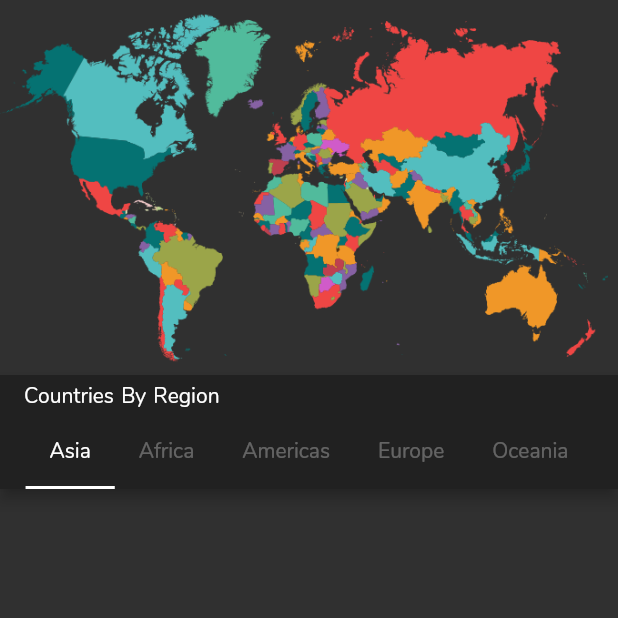
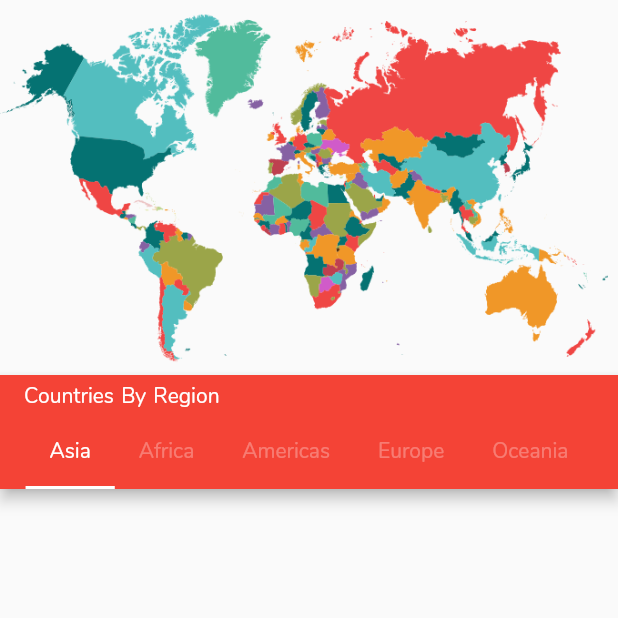
Before and after one commit to ishaileshmishra/flutter_app_boundries, a Flutter app: the screen it shows after launch, on a phone screen of 412 x 824 dp, the top half of it. Run offline on Flutter 3.47's test engine with Material 2 defaults, Android fonts, the phone set to English and light mode, and no system bars; our stand-ins replace flip_card, flutter_svg; network calls fail.

Commit message:
UI restructured

```diff
--- a/lib/main.dart
+++ b/lib/main.dart
@@ -11,8 +11,8 @@ class MyApp extends StatelessWidget {
       title: 'Flutter Demo',
       debugShowCheckedModeBanner: false,
       theme: ThemeData(
-          primarySwatch: Colors.blue,
-          brightness: Brightness.dark,
+          primarySwatch: Colors.red,
+          brightness: Brightness.light,
           fontFamily: 'nunito'
       ),
       home: Countries(),//OnboardingScreen(),
--- a/lib/widgets.dart
+++ b/lib/widgets.dart
@@ -62,6 +62,7 @@ Widget flipCard(String front, String back) {
   return FlipCard(
     direction: FlipDirection.HORIZONTAL, // default
     front: Container(
+      padding: EdgeInsets.all(8),
       decoration: BoxDecoration(
           color: Colors.grey,
           borderRadius: BorderRadius.all(Radius.circular(4))),
@@ -70,6 +71,7 @@ Widget flipCard(String front, String back) {
       ),
     ),
     back: Container(
+      padding: EdgeInsets.all(8),
       decoration: BoxDecoration(
           color: Colors.orange,
           borderRadius: BorderRadius.all(Radius.circular(4))),
```
